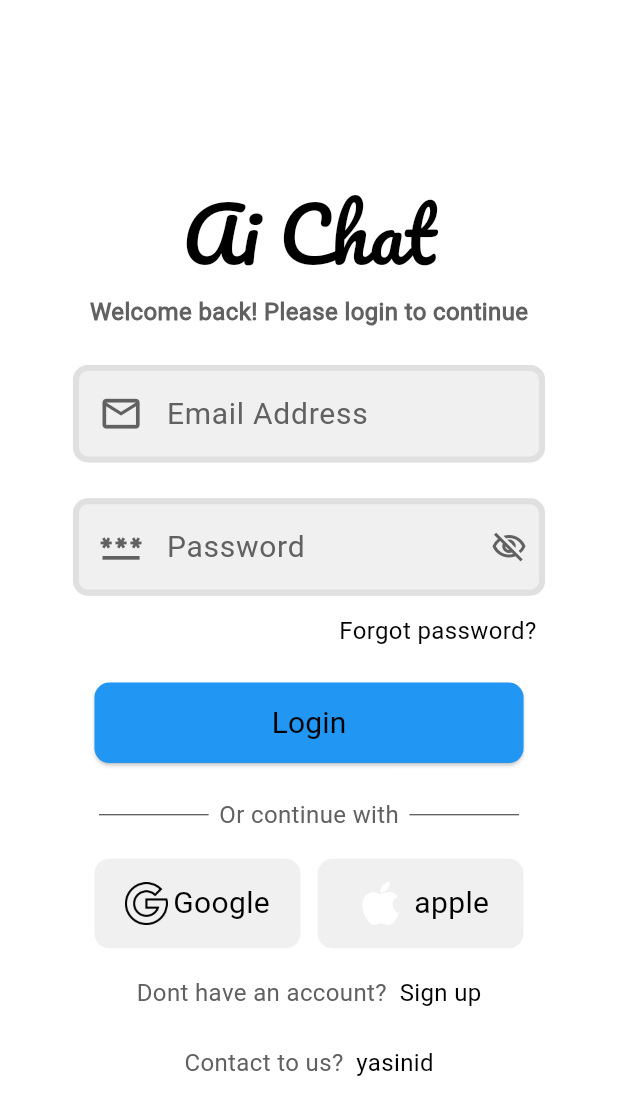
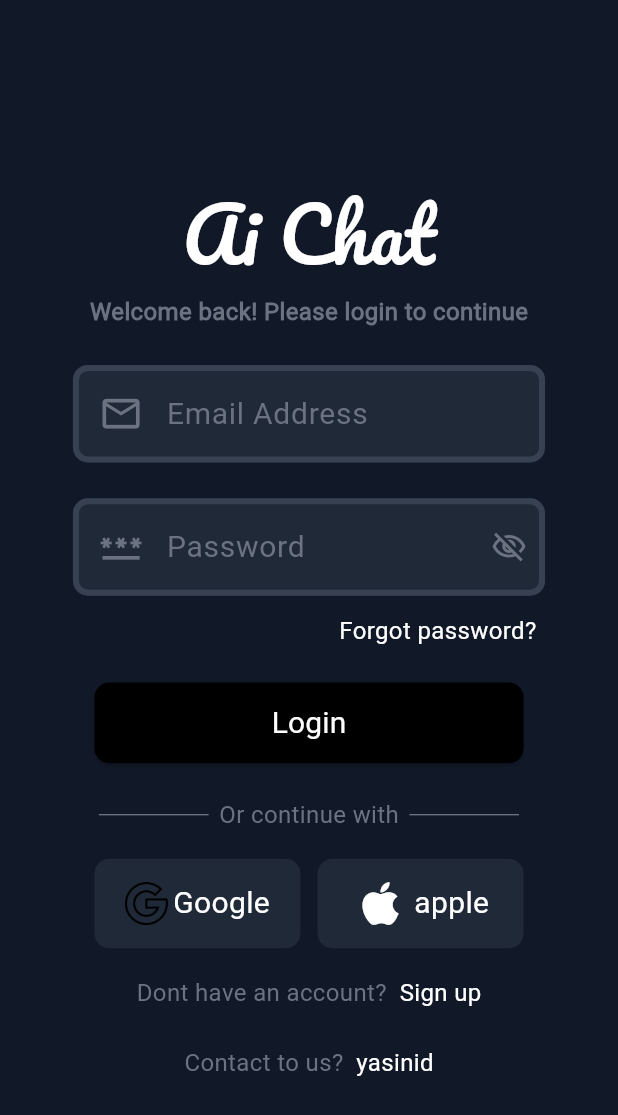
Before and after one commit to yasinowo/chatgpt-with-flutter, a Flutter app: the screen it shows after launch, after a tap on "Login", after a tap on the "menu" icon, after a tap on "Logout", on a phone screen of 412 x 824 dp. Shown: the top 1115 px of the screen. Run offline on Flutter 3.47's test engine with Material 3 defaults, Android fonts, the phone set to English and light mode, and no system bars; our stand-ins replace bloc, dio, flutter_bloc, flutter_screenutil, get_it, shared_preferences and 1 more; missing offline and left inert: stream_typewriter_text; accounts and stored records are empty.

Commit message:
add: theme provider & light mod

```diff
--- a/lib/main.dart
+++ b/lib/main.dart
@@ -12,16 +12,17 @@
 import 'package:my_chat_gpt/screens/profile_screen.dart';
 import 'package:my_chat_gpt/screens/register_screen.dart';
 import 'package:my_chat_gpt/screens/setting_screen.dart';
-import 'package:my_chat_gpt/them/dark_mode.dart';
-import 'package:my_chat_gpt/them/light_mod.dart';
-import 'package:my_chat_gpt/them/theme.dart';
+import 'package:my_chat_gpt/them/theme_provider.dart';
 import 'package:my_chat_gpt/util/auth_manager.dart';
-import 'package:sqflite/sqflite.dart';
+import 'package:provider/provider.dart';
 
 Future<void> main() async {
   WidgetsFlutterBinding.ensureInitialized();
   await getItInit();
-  runApp(const MyApp());
+  runApp(ChangeNotifierProvider(
+    child: const MyApp(),
+    create: (context) => ThemeProvider(),
+  ));
   ChatDatabase.instance.database;
 }
 
@@ -40,7 +41,7 @@
         return MaterialApp(
           debugShowCheckedModeBanner: false,
           // themeMode: ThemeMode.dark,
-          theme: lightMode,
+          theme: Provider.of<ThemeProvider>(context).themeData,
           // AppThem().themData,
           routes: {
             '/register': (context) => const RegisterScreen(),
--- /dev/null
+++ b/lib/them/theme_provider.dart
@@ -0,0 +1,31 @@
+import 'package:flutter/material.dart';
+import 'package:my_chat_gpt/them/dark_mode.dart';
+import 'package:my_chat_gpt/them/light_mod.dart';
+
+class ThemeProvider extends ChangeNotifier {
+  // initially, light mode
+  ThemeData _themeData = darkMode;
+
+  // get theme
+  ThemeData get themeData => _themeData;
+
+  // is dark mode
+  bool get isDarkMode => _themeData == darkMode;
+
+  // set theme
+  set themeData(ThemeData themeData) {
+    _themeData = themeData;
+
+    // update UI
+    notifyListeners();
+  }
+
+  // toggle theme
+  void toggleTheme() {
+    if (_themeData == lightMode) {
+      themeData = darkMode;
+    } else {
+      themeData = lightMode;
+    }
+  }
+}
--- a/pubspec.yaml
+++ b/pubspec.yaml
@@ -44,6 +44,7 @@
   intl: ^0.20.1
   shared_preferences: ^2.3.5
   url_launcher: ^6.3.1
+  provider: ^6.1.4
 dev_dependencies:
   flutter_test:
     sdk: flutter
```
Also changed, not shown: lib/screens/setting_screen.dart (+30 -0 lines), pubspec.lock.
